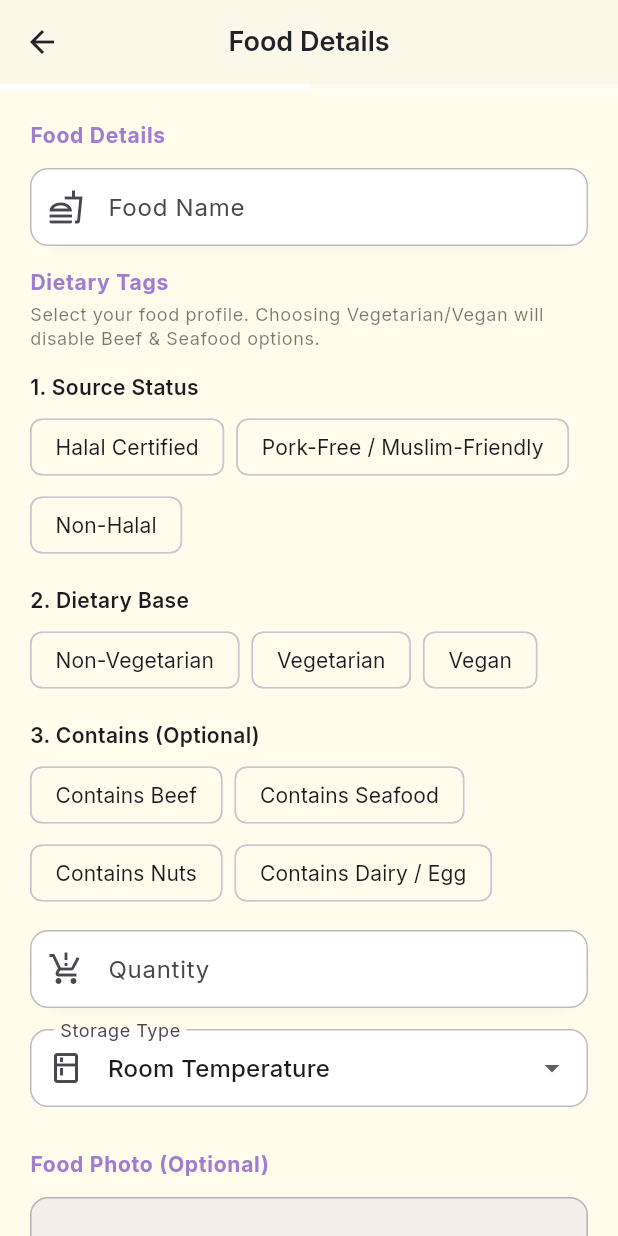
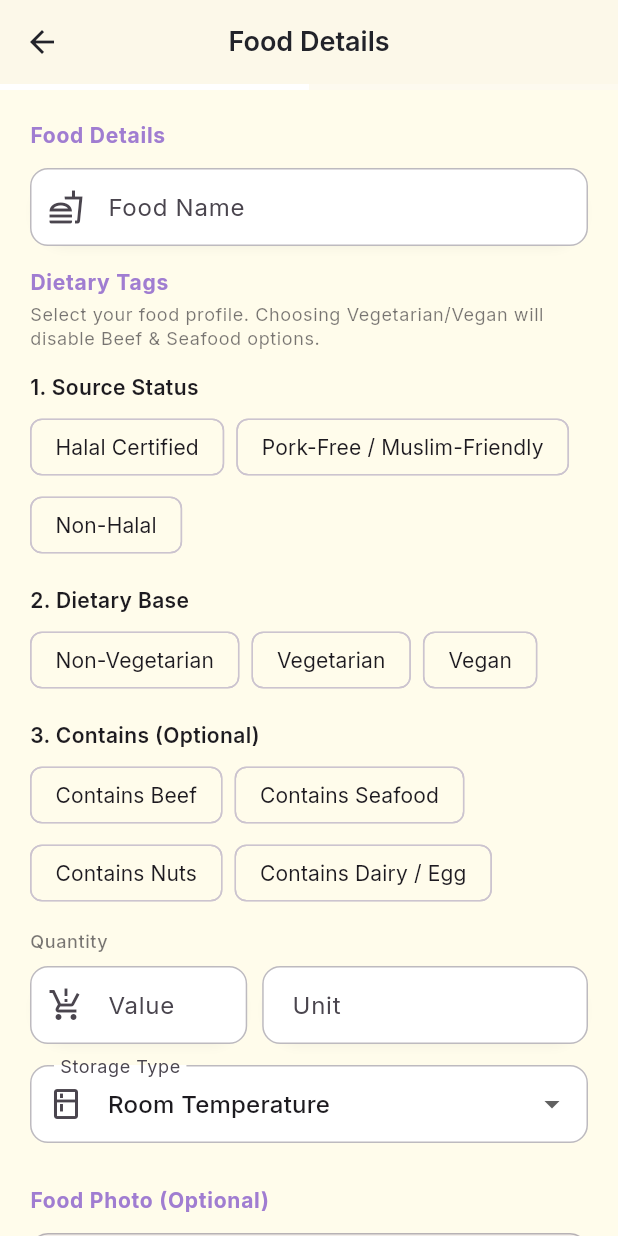
Before and after one commit to merrrrrr/food_donation_app, a Flutter app: the UploadFoodScreen screen opened by its route, on a phone screen of 412 x 824 dp. Run offline on Flutter 3.47's test engine with Material 3 defaults, Android fonts, the phone set to English and light mode, and no system bars; our stand-ins replace cached_network_image, cloud_firestore, equatable, firebase_auth, firebase_core, firebase_storage and 5 more; accounts and stored records are empty.

Commit message:
seperate quantity input into 2 field

```diff
--- a/lib/screens/donor/upload_food_screen.dart
+++ b/lib/screens/donor/upload_food_screen.dart
@@ -1,6 +1,7 @@
 import 'dart:io';
 
 import 'package:flutter/material.dart';
+import 'package:flutter/services.dart';
 import 'package:gap/gap.dart';
 import 'package:image_picker/image_picker.dart';
 
@@ -51,7 +52,8 @@ class _UploadFoodScreenState extends State<UploadFoodScreen> {
 
   // ── Controllers ───────────────────────────────────────────────────────────
   final _foodNameCtrl = TextEditingController();
-  final _quantityCtrl = TextEditingController();
+  final _quantityNumberCtrl = TextEditingController();
+  final _quantityUnitCtrl = TextEditingController();
 
   // ── State ──────────────────────────────────────────────────────────────────
   String? _sourceStatus;
@@ -63,7 +65,8 @@ class _UploadFoodScreenState extends State<UploadFoodScreen> {
   @override
   void dispose() {
     _foodNameCtrl.dispose();
-    _quantityCtrl.dispose();
+    _quantityNumberCtrl.dispose();
+    _quantityUnitCtrl.dispose();
     super.dispose();
   }
 
@@ -114,12 +117,15 @@ class _UploadFoodScreenState extends State<UploadFoodScreen> {
       return;
     }
 
+    final qtyNum = _quantityNumberCtrl.text.trim();
+    final qtyUnit = _quantityUnitCtrl.text.trim();
+
     final draft = FoodDraft(
       foodName: _foodNameCtrl.text.trim(),
       sourceStatus: _sourceStatus!,
       dietaryBase: _dietaryBase!,
       contains: _contains,
-      quantity: _quantityCtrl.text.trim(),
+      quantity: '$qtyNum $qtyUnit',
       storageType: _storageType,
       photo: _pickedImage,
     );
@@ -188,14 +194,49 @@ class _UploadFoodScreenState extends State<UploadFoodScreen> {
               const Gap(14),
 
               // ── Quantity ─────────────────────────────────────────────────
-              CustomTextField(
-                controller: _quantityCtrl,
-                label: 'Quantity',
-                hint: 'e.g. 10 pax, 3 kg, 20 packets',
-                prefixIcon: Icons.production_quantity_limits_outlined,
-                validator: (v) => (v == null || v.trim().isEmpty)
-                    ? 'Quantity is required.'
-                    : null,
+              Text(
+                'Quantity',
+                style: textTheme.bodySmall?.copyWith(
+                  color: colorScheme.onSurface.withValues(alpha: 0.6),
+                  fontWeight: FontWeight.w500,
+                ),
+              ),
+              const Gap(8),
+              Row(
+                crossAxisAlignment: CrossAxisAlignment.start,
+                children: [
+                  Expanded(
+                    flex: 2,
+                    child: CustomTextField(
+                      controller: _quantityNumberCtrl,
+                      label: 'Value',
+                      hint: 'e.g. 10',
+                      keyboardType: TextInputType.number,
+                      inputFormatters: [FilteringTextInputFormatter.digitsOnly],
+                      prefixIcon: Icons.production_quantity_limits_outlined,
+                      validator: (v) => (v == null || v.trim().isEmpty)
+                          ? 'Value needed'
+                          : null,
+                    ),
+                  ),
+                  const Gap(10),
+                  Expanded(
+                    flex: 3,
+                    child: CustomTextField(
+                      controller: _quantityUnitCtrl,
+                      label: 'Unit',
+                      hint: 'e.g. pax, kg, packets',
+                      inputFormatters: [
+                        FilteringTextInputFormatter.allow(
+                          RegExp(r'[a-zA-Z\s]'),
+                        ),
+                      ],
+                      validator: (v) => (v == null || v.trim().isEmpty)
+                          ? 'Unit needed'
+                          : null,
+                    ),
+                  ),
+                ],
               ),
               const Gap(14),
 
--- a/lib/widgets/custom_text_field.dart
+++ b/lib/widgets/custom_text_field.dart
@@ -1,4 +1,5 @@
 import 'package:flutter/material.dart';
+import 'package:flutter/services.dart';
 
 // ─────────────────────────────────────────────────────────────────────────────
 //  CustomTextField
@@ -18,6 +19,7 @@ class CustomTextField extends StatefulWidget {
   final int maxLines;
   final bool readOnly;
   final VoidCallback? onTap;
+  final List<TextInputFormatter>? inputFormatters;
 
   const CustomTextField({
     super.key,
@@ -33,6 +35,7 @@ class CustomTextField extends StatefulWidget {
     this.maxLines = 1,
     this.readOnly = false,
     this.onTap,
+    this.inputFormatters,
   });
 
   @override
@@ -52,6 +55,7 @@ class _CustomTextFieldState extends State<CustomTextField> {
         controller: widget.controller,
         obscureText: widget.isPassword && _obscure,
         keyboardType: widget.keyboardType,
+        inputFormatters: widget.inputFormatters,
         validator: widget.validator,
         onChanged: widget.onChanged,
         onFieldSubmitted: widget.onFieldSubmitted,
@@ -61,8 +65,9 @@ class _CustomTextFieldState extends State<CustomTextField> {
         decoration: InputDecoration(
           labelText: widget.label,
           hintText: widget.hint,
-          prefixIcon:
-              widget.prefixIcon != null ? Icon(widget.prefixIcon) : null,
+          prefixIcon: widget.prefixIcon != null
+              ? Icon(widget.prefixIcon)
+              : null,
           // Show eye toggle only for password fields
           suffixIcon: widget.isPassword
               ? IconButton(
```
Also changed, not shown: lib/screens/donor/donor_status_screen.dart (+27 -17 lines).
